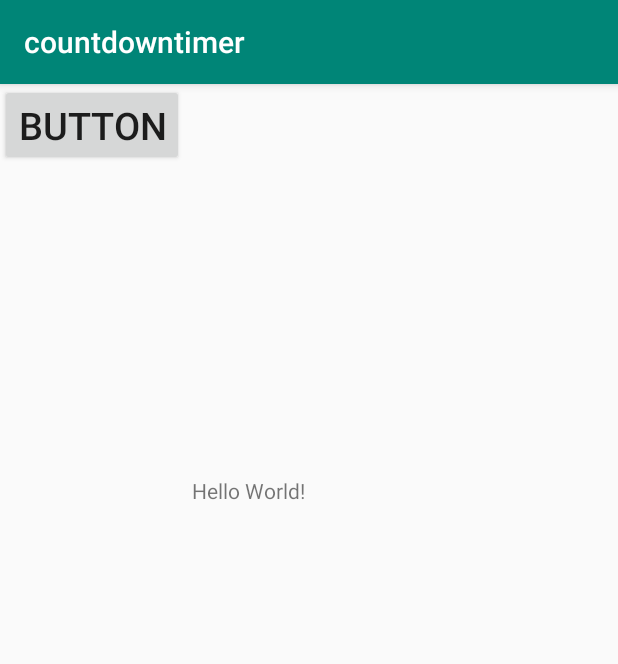
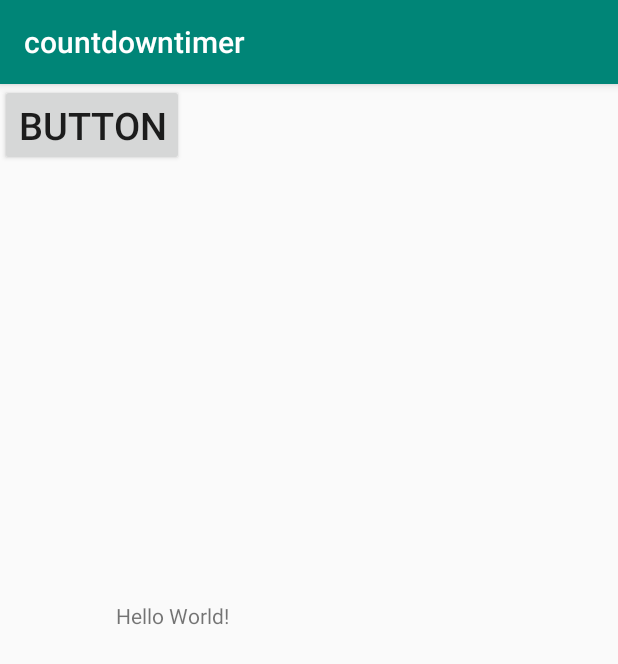
Before and after one commit to prashankln/countdowntimer, an Android app: the screen it shows after launch (MainActivity), on a phone screen of 412 x 824 dp. Shown: the top 664 px of the screen. Run offline under Robolectric (Android 15) with nearby library versions, the phone set to English and light mode, and no system bars.

```diff
--- a/app/src/main/res/layout/activity_main.xml
+++ b/app/src/main/res/layout/activity_main.xml
@@ -12,11 +12,11 @@
         android:layout_height="wrap_content"
         android:text="Hello World!"
         app:layout_constraintBottom_toBottomOf="parent"
-        app:layout_constraintHorizontal_bias="0.38"
+        app:layout_constraintHorizontal_bias="0.23"
         app:layout_constraintLeft_toLeftOf="parent"
         app:layout_constraintRight_toRightOf="parent"
         app:layout_constraintTop_toTopOf="parent"
-        app:layout_constraintVertical_bias="0.349" />
+        app:layout_constraintVertical_bias="0.46" />
 
     <Button
         android:id="@+id/button"
@@ -24,7 +24,7 @@
         android:layout_height="wrap_content"
         android:text="Button"
         android:textSize="25sp"
-        tools:layout_editor_absoluteX="89dp"
-        tools:layout_editor_absoluteY="83dp" />
+        tools:layout_editor_absoluteX="172dp"
+        tools:layout_editor_absoluteY="392dp" />
 
 </android.support.constraint.ConstraintLayout>
```
